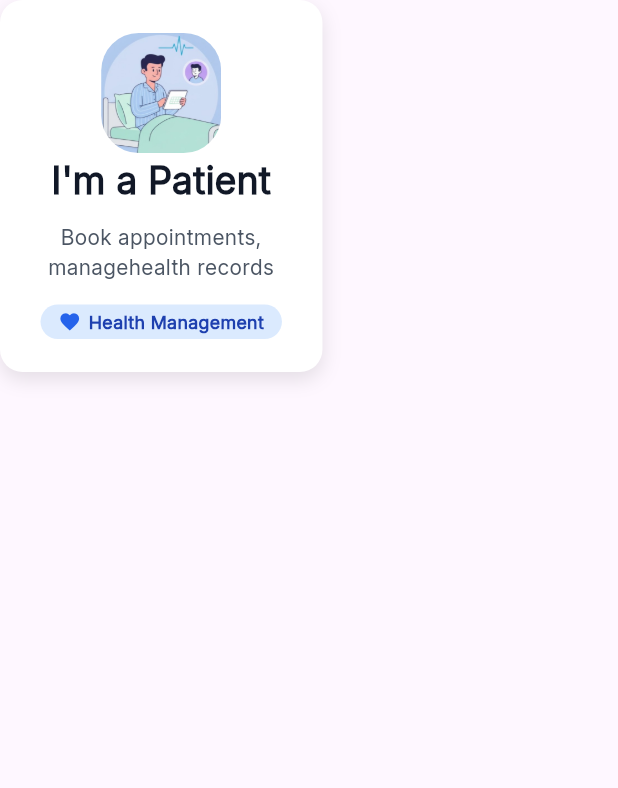
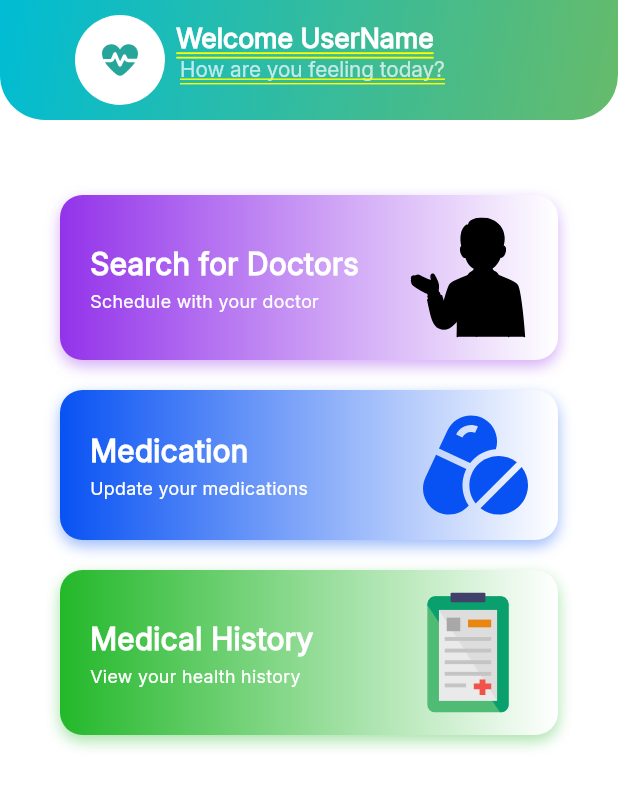
Before and after one commit to Ahmed-Al-Desouki/Graduation-Project, a Flutter app: the PatientOptionCard widget shown alone on an empty page, opened directly, after a tap on "I'm a Patient", on a phone screen of 412 x 824 dp. Shown: the top 788 px of the screen. Run offline on Flutter 3.47's test engine with Material 3 defaults, Android fonts, the phone set to English and light mode, and no system bars; our stand-ins replace flutter_svg.

Commit message:
create patient home but not done

```diff
--- a/lib/core/utils/app_images.dart
+++ b/lib/core/utils/app_images.dart
@@ -120,6 +120,21 @@ class Assets {
   /// assets/images/logout.svg
   static const String imagesLogout = "assets/images/logout.svg";
 
+  /// Assets for imagesMaleDoctorPointingSvgrepoCom
+  /// assets/images/male-doctor-pointing-svgrepo-com.svg
+  static const String imagesMaleDoctorPointingSvgrepoCom =
+      "assets/images/male-doctor-pointing-svgrepo-com.svg";
+
+  /// Assets for imagesMaleDoctorToGuideSvgrepoCom
+  /// assets/images/male-doctor-to-guide-svgrepo-com.svg
+  static const String imagesMaleDoctorToGuideSvgrepoCom =
+      "assets/images/male-doctor-to-guide-svgrepo-com.svg";
+
+  /// Assets for imagesMedicalRecordsSvgrepoCom
+  /// assets/images/medical-records-svgrepo-com.svg
+  static const String imagesMedicalRecordsSvgrepoCom =
+      "assets/images/medical-records-svgrepo-com.svg";
+
   /// Assets for imagesMeds
   /// assets/images/meds.svg
   static const String imagesMeds = "assets/images/meds.svg";
@@ -144,6 +159,11 @@ class Assets {
   /// assets/images/pedning_accept_doctor.png
   static const String imagesPedningAcceptDoctor =
       "assets/images/pedning_accept_doctor.png";
+
+  /// Assets for imagesPillsPillSvgrepoCom
+  /// assets/images/pills-pill-svgrepo-com.svg
+  static const String imagesPillsPillSvgrepoCom =
+      "assets/images/pills-pill-svgrepo-com.svg";
 
   /// Assets for imagesPreferences
   /// assets/images/preferences.svg
--- /dev/null
+++ b/lib/features/auth/presentation/views/patient_home.dart
@@ -0,0 +1,269 @@
+import 'package:flutter/material.dart';
+import 'package:flutter_svg/svg.dart';
+import 'package:graduation_project/core/utils/app_images.dart';
+import 'package:graduation_project/core/utils/app_styles.dart';
+
+class PatientHome extends StatelessWidget {
+  const PatientHome({super.key});
+
+  @override
+  Widget build(BuildContext context) {
+    return SingleChildScrollView(
+        child: Column(
+          children: [
+            Container(
+              height: 80,
+              decoration: const BoxDecoration(
+                gradient: LinearGradient(
+                  colors: [Color(0xFF00BCD4), Color(0xff66BB6A)],
+                  begin: Alignment.topLeft,
+                  end: Alignment.bottomRight,
+                ),
+                borderRadius: BorderRadius.only(
+                  bottomLeft: Radius.circular(30),
+                  bottomRight: Radius.circular(30),
+                ),
+              ),
+              child: Center(
+                child: Padding(
+                  padding: const EdgeInsets.only(left: 50),
+                  child: Row(
+                    children: [
+                      CircleAvatar(
+                        radius: 30,
+                        backgroundColor: Colors.white,
+                        child: SvgPicture.asset(
+                          Assets.imagesHeartRate,
+                          height: 30,
+                          width: 30,
+                          colorFilter: const ColorFilter.mode(
+                            Color(0xff26A69A),
+                            BlendMode.srcIn,
+                          ),
+                        ),
+                      ),
+                      Column(
+                        mainAxisAlignment: MainAxisAlignment.start,
+                        children: [
+                          Padding(
+                            padding: const EdgeInsets.only(top: 15),
+                            child: Text(
+                              'Welcome UserName',
+                              style: AppStyles.styleSemiBold18Dark.copyWith(
+                                color: Colors.white,
+                                fontSize: 18,
+                              ),
+                            ),
+                          ),
+                          Padding(
+                            padding: const EdgeInsets.only(left: 10),
+                            child: Text(
+                              'How are you feeling today?',
+                              textAlign: TextAlign.center,
+                              style: AppStyles.styleRegular14Gray.copyWith(
+                                color: Colors.white70,
+                              ),
+                            ),
+                          ),
+                        ],
+                      ),
+                    ],
+                  ),
+                ),
+              ),
+            ),
+            SizedBox(height: 50),
+            Padding(
+              padding: const EdgeInsets.symmetric(horizontal: 40),
+              child: Material(
+                color: Colors.transparent,
+                child: InkWell(
+                  onTap: () {},
+                  borderRadius: BorderRadius.circular(15),
+                  child: Container(
+                    padding: const EdgeInsets.symmetric(
+                      horizontal: 20,
+                      vertical: 15,
+                    ),
+                    decoration: BoxDecoration(
+                      gradient: LinearGradient(
+                        colors: [Color(0xFF9333EA), Colors.white],
+                        begin: Alignment.centerLeft,
+                        end: Alignment.centerRight,
+                      ),
+                      borderRadius: BorderRadius.circular(15),
+                      boxShadow: [
+                        BoxShadow(
+                          color: Color(0xFF9333EA).withOpacity(0.4),
+                          blurRadius: 8,
+                          offset: const Offset(0, 4),
+                        ),
+                      ],
+                    ),
+                    child: Row(
+                      mainAxisAlignment: MainAxisAlignment.spaceBetween,
+                      children: [
+                        Column(
+                          crossAxisAlignment: CrossAxisAlignment.start,
+                          mainAxisAlignment: MainAxisAlignment.center,
+                          children: [
+                            Text(
+                              'Search for Doctors',
+                              style: AppStyles.styleSemiBold18Dark.copyWith(
+                                color: Colors.white,
+                                fontSize: 20,
+                              ),
+                            ),
+                            SizedBox(height: 2),
+                            Text(
+                              'Schedule with your doctor',
+                              style: AppStyles.styleRegular14White.copyWith(
+                                fontSize: 12,
+                              ),
+                            ),
+                          ],
+                        ),
+                        SvgPicture.asset(
+                          Assets.imagesMaleDoctorToGuideSvgrepoCom,
+                          height: 80,
+                          width: 80,
+                        ),
+                      ],
+                    ),
+                  ),
+                ),
+              ),
+            ),
+            SizedBox(height: 20),
+            Padding(
+              padding: const EdgeInsets.symmetric(horizontal: 40),
+              child: Material(
+                color: Colors.transparent,
+                child: InkWell(
+                onTap: () {},
+                borderRadius: BorderRadius.circular(15),
+                child: Container(
+                  padding: const EdgeInsets.symmetric(
+                    horizontal: 20,
+                    vertical: 15,
+                  ),
+                  decoration: BoxDecoration(
+                    gradient: LinearGradient(
+                      colors: [Color.fromARGB(255, 8, 82, 243), Colors.white],
+                      begin: Alignment.centerLeft,
+                      end: Alignment.centerRight,
+                    ),
+                    borderRadius: BorderRadius.circular(15),
+                    boxShadow: [
+                      BoxShadow(
+                        color: Color.fromARGB(255, 8, 82, 243).withOpacity(0.4),
+                        blurRadius: 8,
+                        offset: const Offset(0, 4),
+                      ),
+                    ],
+                  ),
+                  child: Row(
+                    mainAxisAlignment: MainAxisAlignment.spaceBetween,
+                    children: [
+                      Column(
+                        crossAxisAlignment: CrossAxisAlignment.start,
+                        mainAxisAlignment: MainAxisAlignment.center,
+                        children: [
+                          Text(
+                            'Medication',
+                            style: AppStyles.styleSemiBold18Dark.copyWith(
+                              color: Colors.white,
+                              fontSize: 20,
+                            ),
+                          ),
+                          SizedBox(height: 2),
+                          Text(
+                            'Update your medications',
+                            style: AppStyles.styleRegular14White.copyWith(
+                              fontSize: 12,
+                            ),
+                          ),
+                        ],
+                      ),
+                      SvgPicture.asset(
+                        Assets.imagesPillsPillSvgrepoCom,
+                        height: 70,
+                        width: 70,
+                        colorFilter: const ColorFilter.mode(
+                          Color.fromARGB(255, 8, 82, 243),
+                          BlendMode.srcIn,
+                        ),
+                      ),
+                    ],
+                  ),
+                ),
+              ),
+            ),
+            ),
+            SizedBox(height: 20),
+            Padding(
+              padding: const EdgeInsets.symmetric(horizontal: 40),
+              child: Material(
+                color: Colors.transparent,
+                child: InkWell(
+                onTap: () {},
+                borderRadius: BorderRadius.circular(15),
+                child: Container(
+                  padding: const EdgeInsets.symmetric(
+                    horizontal: 20,
+                    vertical: 15,
+                  ),
+                  decoration: BoxDecoration(
+                    gradient: LinearGradient(
+                      colors: [Color.fromARGB(255, 35, 184, 42), Colors.white],
+                      begin: Alignment.centerLeft,
+                      end: Alignment.centerRight,
+                    ),
+                    borderRadius: BorderRadius.circular(15),
+                    boxShadow: [
+                      BoxShadow(
+                        color: Color.fromARGB(255, 35, 184, 42).withOpacity(0.4),
+                        blurRadius: 8,
+                        offset: const Offset(0, 4),
+                      ),
+                    ],
+                  ),
+                  child: Row(
+                    mainAxisAlignment: MainAxisAlignment.spaceBetween,
+                    children: [
+                      Column(
+                        crossAxisAlignment: CrossAxisAlignment.start,
+                        mainAxisAlignment: MainAxisAlignment.center,
+                        children: [
+                          Text(
+                            'Medical History',
+                            style: AppStyles.styleSemiBold18Dark.copyWith(
+                              color: Colors.white,
+                              fontSize: 20,
+                            ),
+                          ),
+                          SizedBox(height: 2),
+                          Text(
+                            'View your health history',
+                            style: AppStyles.styleRegular14White.copyWith(
+                              fontSize: 12,
+                            ),
+                          ),
+                        ],
+                      ),
+                      SvgPicture.asset(
+                        Assets.imagesMedicalRecordsSvgrepoCom,
+                        height: 80,
+                        width: 80,
+                      ),
+                    ],
+                  ),
+                ),
+              ),
+            ),
+            ),
+          ],
+        ),
+      );
+  }
+}
--- /dev/null
+++ b/lib/features/auth/presentation/views/setting_view.dart
@@ -0,0 +1,10 @@
+import 'package:flutter/material.dart';
+
+class SettingView extends StatelessWidget {
+  const SettingView({super.key});
+
+  @override
+  Widget build(BuildContext context) {
+    return Scaffold();
+  }
+}
--- /dev/null
+++ b/lib/features/auth/presentation/views/widgets/main_navigation_view.dart
@@ -0,0 +1,80 @@
+import 'package:flutter/material.dart';
+import 'package:graduation_project/features/auth/presentation/views/patient_home.dart';
+import 'package:graduation_project/features/auth/presentation/views/setting_view.dart';
+
+// (افترض أن الشاشات الوهمية أعلاه موجودة في نفس الملف أو تم استيرادها)
+
+class MainNavigationView extends StatefulWidget {
+  const MainNavigationView({super.key});
+
+  @override
+  State<MainNavigationView> createState() => _MainNavigationViewState();
+}
+
+class _MainNavigationViewState extends State<MainNavigationView> {
+  // متغير لتتبع العنصر المحدد حاليًا
+  int _selectedIndex = 0;
+
+  // قائمة الشاشات التي سيتم التبديل بينها
+  static const List<Widget> _screens = <Widget>[
+    PatientHome(),
+    // SearchScreen(),
+    // ChatScreen(),
+    SettingView(),
+  ];
+
+  // دالة تُستدعى عند الضغط على أي عنصر في شريط التنقل
+  void _onItemTapped(int index) {
+    setState(() {
+      _selectedIndex = index;
+    });
+  }
+
+  @override
+  Widget build(BuildContext context) {
+    return Scaffold(
+      // عرض الشاشة المختارة حاليًا
+      backgroundColor: Color(0xffE8F7F2),
+      body: Center(child: _screens.elementAt(_selectedIndex)),
+
+      // شريط التنقل السفلي
+      bottomNavigationBar: BottomNavigationBar(
+        // الألوان والتصميمات مأخوذة لتطابق الصورة المرفقة
+        type: BottomNavigationBarType.fixed, // يجعل جميع الأيقونات مرئية دائمًا
+        backgroundColor: Colors.white,
+        elevation: 10,
+
+        items: const <BottomNavigationBarItem>[
+          BottomNavigationBarItem(
+            icon: Icon(Icons.home_outlined),
+            activeIcon: Icon(Icons.home), // أيقونة ممتلئة عند الاختيار
+            label: 'Home',
+          ),
+          BottomNavigationBarItem(
+            icon: Icon(Icons.search_outlined),
+            activeIcon: Icon(Icons.search),
+            label: 'Search',
+          ),
+          BottomNavigationBarItem(
+            icon: Icon(Icons.chat_bubble_outline),
+            activeIcon: Icon(Icons.chat_bubble),
+            label: 'Chat',
+          ),
+          BottomNavigationBarItem(
+            icon: Icon(Icons.settings_outlined),
+            activeIcon: Icon(Icons.settings),
+            label: 'Settings',
+          ),
+        ],
+
+        // خصائص التحكم في المظهر
+        currentIndex: _selectedIndex,
+        selectedItemColor: Color(0xFF4285F4), // لون أزرق ليتناسب مع "Home"
+        unselectedItemColor: Color(0xFFC4C4C4,), // لون رمادي فاتح للعناصر غير المختارة
+        showUnselectedLabels: true, // لإظهار النصوص تحت العناصر غير المختارة
+        // عند الضغط على العنصر
+        onTap: _onItemTapped,
+      ),
+    );
+  }
+}
--- a/lib/features/auth/presentation/views/widgets/patient_option_card.dart
+++ b/lib/features/auth/presentation/views/widgets/patient_option_card.dart
@@ -1,6 +1,7 @@
 import 'package:flutter/material.dart';
 import 'package:graduation_project/core/utils/app_images.dart';
 import 'package:graduation_project/core/utils/app_styles.dart';
+import 'package:graduation_project/features/auth/presentation/views/patient_home.dart';
 
 class PatientOptionCard extends StatefulWidget {
   const PatientOptionCard({super.key});
@@ -31,7 +32,16 @@ class _PatientOptionCardState extends State<PatientOptionCard> {
         });
       },
       child: InkWell(
-        onTap: () {},
+        onTap: () {
+          Navigator.push(
+                      context,
+                      MaterialPageRoute(
+                        builder: (context) {
+                          return PatientHome();
+                        },
+                      ),
+                    );
+        },
         hoverColor: Colors.transparent,
         splashColor: Colors.transparent,
         highlightColor: Colors.transparent,
```
Also changed, not shown: assets/images/male-doctor-pointing-svgrepo-com.svg (added), assets/images/male-doctor-to-guide-svgrepo-com.svg (added), assets/images/medical-records-svgrepo-com.svg (added), assets/images/pills-pill-svgrepo-com.svg (added).
